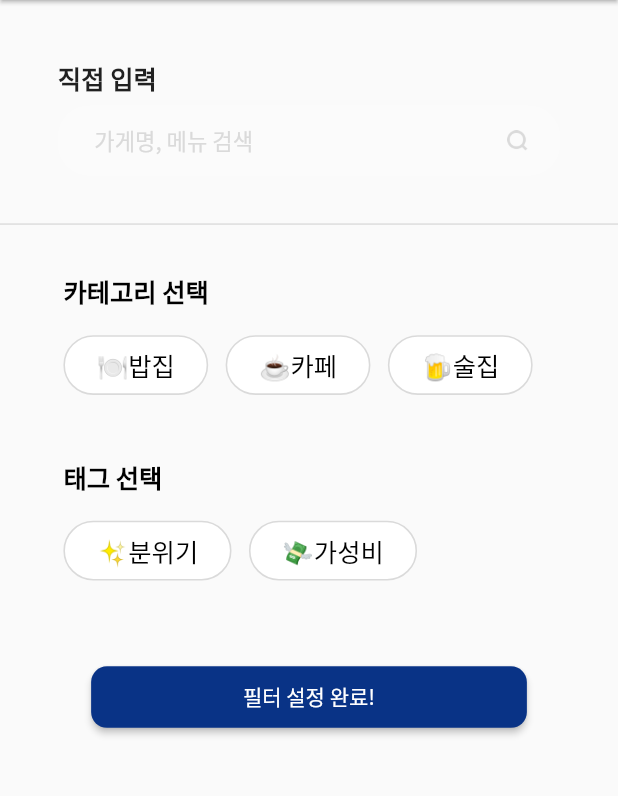
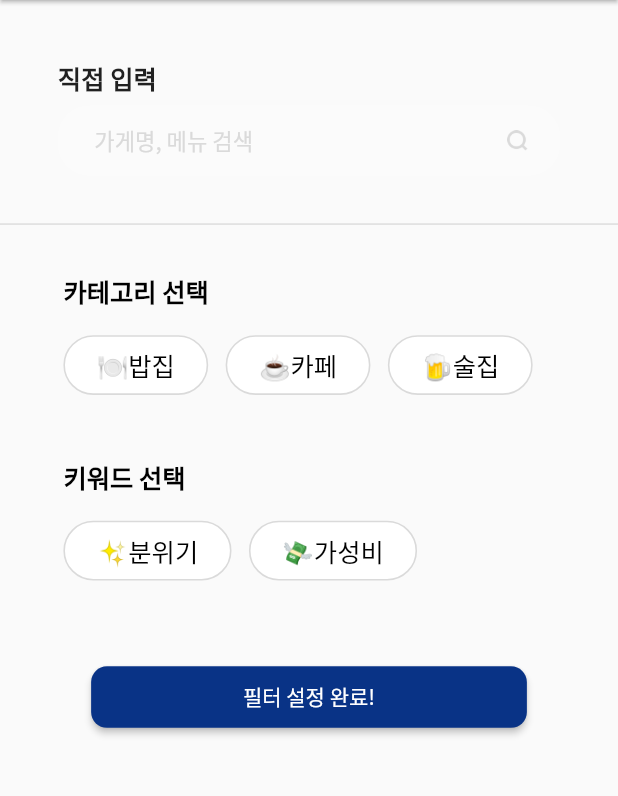
Before and after one commit to HyeonJunSong/myspot, a Flutter app: the SearchPage screen opened by its route, on a phone screen of 412 x 824 dp, the part 84-880 px from its top. Run offline on Flutter 3.47's test engine with Material 2 defaults, Android fonts, the phone set to English and light mode, and no system bars; our stand-ins replace flutter_screenutil, geolocator, get, image_picker; missing offline and left inert: naver_map_plugin; network calls fail.

Commit message:
hot fixes

```diff
--- a/lib/pages/postMapPage/post_map_page.dart
+++ b/lib/pages/postMapPage/post_map_page.dart
@@ -157,7 +157,8 @@ class PostMapPage extends StatelessWidget {
           ),
           ElevatedButton(
             onPressed: (){
-              Get.back(result: result.id);
+              Get.find<PostPageViewController>().updateLocation(result);
+              Get.back();
             },
             child: Text("선택"),
           ),
--- a/lib/pages/searchPage/search_page.dart
+++ b/lib/pages/searchPage/search_page.dart
@@ -123,7 +123,7 @@ _keyWordBox() => Container(
   child: Column(
     crossAxisAlignment: CrossAxisAlignment.start,
     children: [
-      Text("태그 선택", style: TextStyle(
+      Text("키워드 선택", style: TextStyle(
         color: colorBlack,
         fontSize: 16.sp,
         fontWeight: FontWeight.w700,
--- a/lib/services/keyword_location_search.dart
+++ b/lib/services/keyword_location_search.dart
@@ -20,6 +20,13 @@ class LocationSearchResult{
     required this.address,
     required this.id
   });
+
+  LocationSearchResult.nullInit()
+      : this.coor = LatLng(0, 0),
+        this.placeName = "",
+        this.address = "",
+        this.id = ""
+  ;
 
   static List<LocationSearchResult> locationListFromJson(String json) {
     List<LocationSearchResult> result = [];
--- a/lib/viewModels/post_page_view_controller.dart
+++ b/lib/viewModels/post_page_view_controller.dart
@@ -1,12 +1,23 @@
 import 'package:flutter_screenutil/flutter_screenutil.dart';
 import 'package:get/get.dart';
 import 'package:myspot/models/category_and_keyword.dart';
-import 'package:myspot/models/spot_list_element.dart';
+import 'package:myspot/models/spot.dart';
 import 'package:myspot/services/coor_address_transition.dart';
 import 'package:myspot/services/keyword_location_search.dart';
 import 'package:naver_map_plugin/naver_map_plugin.dart';
 
 class PostPageViewController extends GetxController{
+
+  ////PostPage
+
+  Rx<LocationSearchResult> location = LocationSearchResult.nullInit().obs;
+
+  void updateLocation(LocationSearchResult location){
+    this.location(location);
+  }
+
+  ////PostMapPage
+
   //map
   late NaverMapController mapController;
 
--- a/lib/viewModels/search_page_view_controller.dart
+++ b/lib/viewModels/search_page_view_controller.dart
@@ -1,7 +1,7 @@
 import 'package:flutter_screenutil/flutter_screenutil.dart';
 import 'package:get/get.dart';
 import 'package:myspot/models/category_and_keyword.dart';
-import 'package:myspot/models/spot_list_element.dart';
+import 'package:myspot/models/spot.dart';
 import 'package:myspot/services/coor_address_transition.dart';
 import 'package:naver_map_plugin/naver_map_plugin.dart';
 
```
Also changed, not shown: lib/main.dart (+4 -4 lines), lib/pages/postPage/new_post_page.dart (+11 -6 lines), lib/models/spot.dart (renamed from lib/models/spot_list_element.dart).
